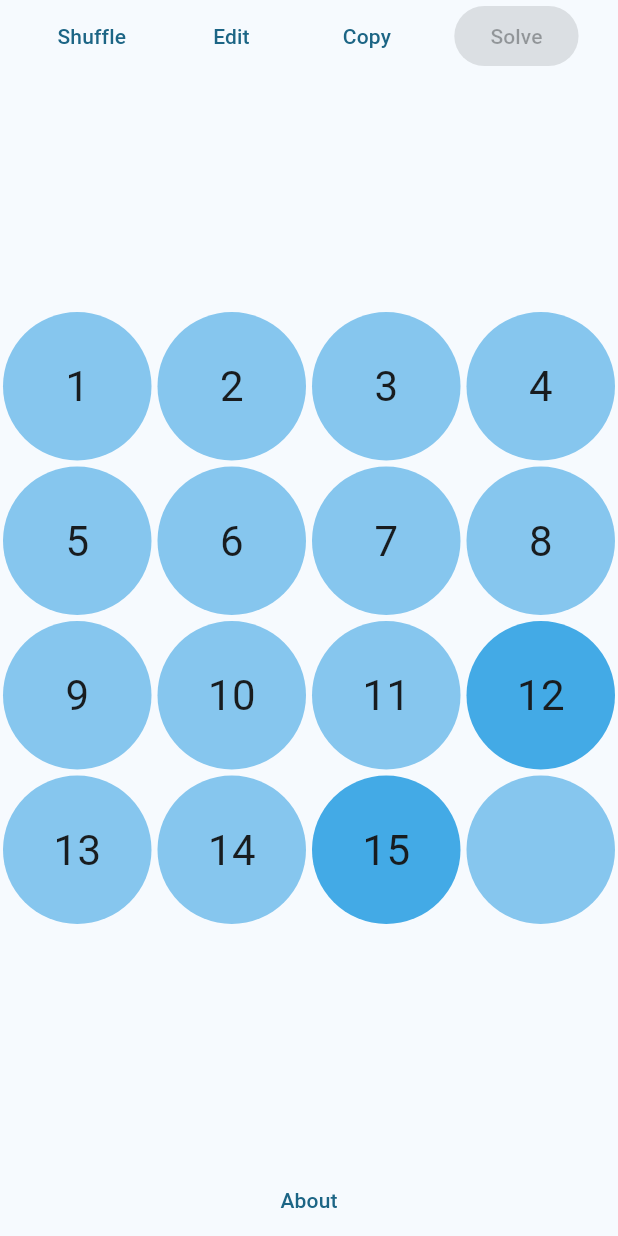
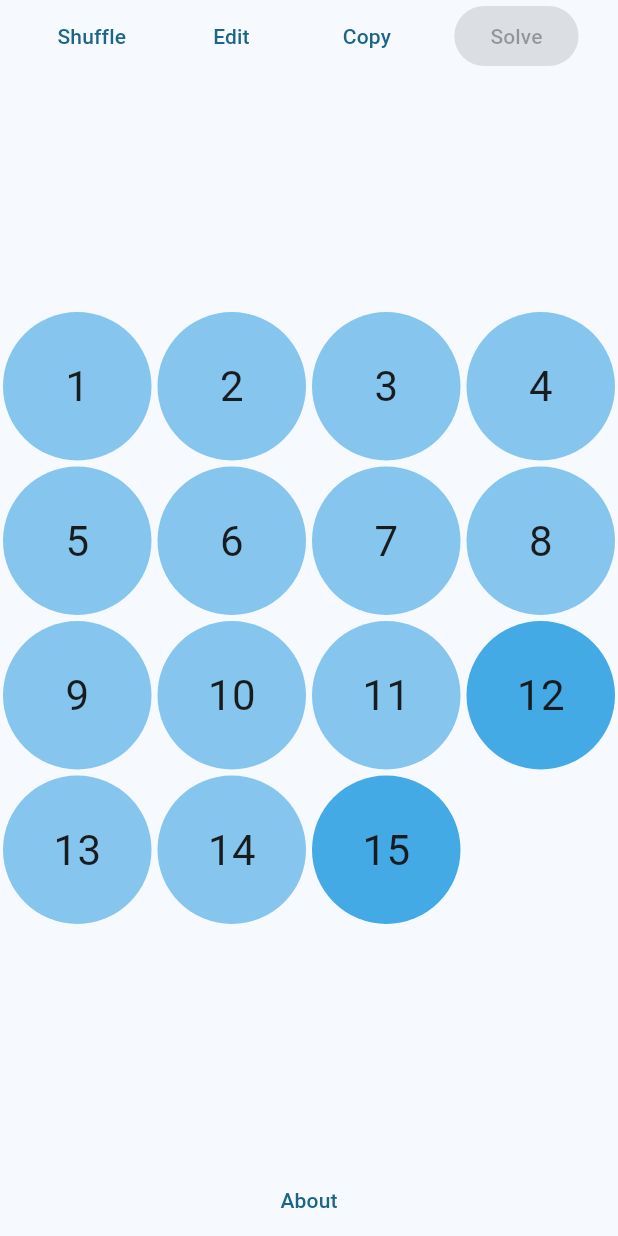
Before and after one commit to appgurueu/15, a Flutter app: the screen it shows after launch, after a tap on "Edit", after a tap on "Reset", after a tap on "Done", on a phone screen of 412 x 824 dp. Run offline on Flutter 3.47's test engine with Material 2 defaults, Android fonts, the phone set to English and light mode, and no system bars.

Commit message:
Make the hole appear blank in play mode

```diff
--- a/lib/main.dart
+++ b/lib/main.dart
@@ -35,25 +35,58 @@ class MyApp extends StatelessWidget {
 class _TileWidget extends StatelessWidget {
   final Tile tile;
   final Function()? onPressed;
-  final bool muted;
-  const _TileWidget(this.tile, this.onPressed, {this.muted = false});
+  final Color? disabledBackgroundColor;
+  final bool showBlank;
+  const _TileWidget(this.tile, this.onPressed,
+      {this.disabledBackgroundColor = const Color.fromARGB(255, 134, 198, 238),
+      this.showBlank = false});
   @override
   Widget build(BuildContext context) {
+    if (tile == 0 && !showBlank) return Container();
     return Container(
         padding: const EdgeInsets.all(2),
         child: FilledButton(
           key: ValueKey<int>(tile),
           onPressed: onPressed,
           style: FilledButton.styleFrom(
-              backgroundColor: Color.fromARGB(255, 67, 170, 230),
-              disabledBackgroundColor: muted
-                  ? const Color.fromARGB(255, 190, 217, 233)
-                  : const Color.fromARGB(255, 134, 198, 238)),
+              backgroundColor: const Color.fromARGB(255, 67, 170, 230),
+              disabledBackgroundColor: disabledBackgroundColor),
           child: Text(tile == 0 ? "" : tile.toString(),
               style: DefaultTextStyle.of(context)
                   .style
                   .apply(fontSizeFactor: 2.0)),
         ));
+  }
+}
+
+class _DraggableTileWidget extends StatelessWidget {
+  final Tile tile;
+  final int idx;
+  final Function(Tile) onAccept;
+  const _DraggableTileWidget(this.tile, this.idx, this.onAccept);
+  @override
+  Widget build(BuildContext context) {
+    final Widget child = _TileWidget(tile, null, showBlank: true);
+    return DragTarget<int>(
+      builder: (context, candidateData, rejectedData) => LayoutBuilder(
+          builder: (context, constraints) => Draggable<int>(
+                data: idx,
+                dragAnchorStrategy: pointerDragAnchorStrategy,
+                feedback: SizedBox(
+                    width: constraints.maxWidth,
+                    height: constraints.maxHeight,
+                    child: DefaultTextStyle.of(context).wrap(context, child)),
+                childWhenDragging: _TileWidget(
+                  tile,
+                  null,
+                  disabledBackgroundColor:
+                      const Color.fromARGB(255, 190, 217, 233),
+                  showBlank: true,
+                ),
+                child: child,
+              )),
+      onAccept: onAccept,
+    );
   }
 }
 
@@ -147,6 +180,12 @@ class _GameWidgetState extends State<_GameWidget> {
     });
   }
 
+  _swap(int i, j) {
+    setState(() {
+      board = brd.swapTiles(board, i, j);
+    });
+  }
+
   Widget _build() {
     final (hx, hy) = brd.idxToPos(brd.flip(board) & 0xF);
     final buttons = Iterable.generate(
@@ -155,27 +194,10 @@ class _GameWidgetState extends State<_GameWidget> {
               final idx = brd.posToIdx(x, y);
               Tile tile = brd.getTile(board, idx);
               if (editing) {
-                final Widget child = _TileWidget(tile, null);
-                return DragTarget<int>(
-                  builder: (context, candidateData, rejectedData) =>
-                      LayoutBuilder(
-                          builder: (context, constraints) => Draggable<int>(
-                                data: idx,
-                                dragAnchorStrategy: pointerDragAnchorStrategy,
-                                feedback: SizedBox(
-                                    width: constraints.maxWidth,
-                                    height: constraints.maxHeight,
-                                    child: DefaultTextStyle.of(context).wrap(
-                                        context, _TileWidget(tile, null))),
-                                childWhenDragging:
-                                    _TileWidget(tile, null, muted: true),
-                                child: child,
-                              )),
-                  onAccept: (int j) {
-                    setState(() {
-                      board = brd.swapTiles(board, idx, j);
-                    });
-                  },
+                return _DraggableTileWidget(
+                  tile,
+                  idx,
+                  (int j) => _swap(idx, j),
                 );
               }
               final neighbor = (x - hx).abs() + (y - hy).abs() == 1;
@@ -247,6 +269,7 @@ class _GameWidgetState extends State<_GameWidget> {
             return KeyEventResult.handled;
           },
           child: GestureDetector(
+              // TODO make sure that this fires only for the primary axis
               onHorizontalDragEnd: (DragEndDetails details) {
                 if (details.primaryVelocity == null) return;
                 _slide(details.primaryVelocity!.sign.toInt(), 0);
@@ -311,27 +334,11 @@ class _MyHomePageState extends State<MyHomePage> {
   @override
   Widget build(BuildContext context) {
     const body = _GameWidget();
-    if (true) {
-      return Scaffold(
-          body: Container(
-        padding: EdgeInsets.fromLTRB(
-            0, MediaQuery.of(context).viewPadding.top, 0, 0),
-        child: body,
-      ));
-    }
-    switch (Theme.of(context).platform) {
-      case TargetPlatform.linux:
-      case TargetPlatform.windows:
-      case TargetPlatform.macOS:
-        return body; // no scaffolding if there likely already is a window bar
-      default:
-        return Scaffold(
-          appBar: AppBar(
-            backgroundColor: Theme.of(context).colorScheme.inversePrimary,
-            title: const Text("15"),
-          ),
-          body: body,
-        );
-    }
+    return Scaffold(
+        body: Container(
+      padding:
+          EdgeInsets.fromLTRB(0, MediaQuery.of(context).viewPadding.top, 0, 0),
+      child: body,
+    ));
   }
 }
```
